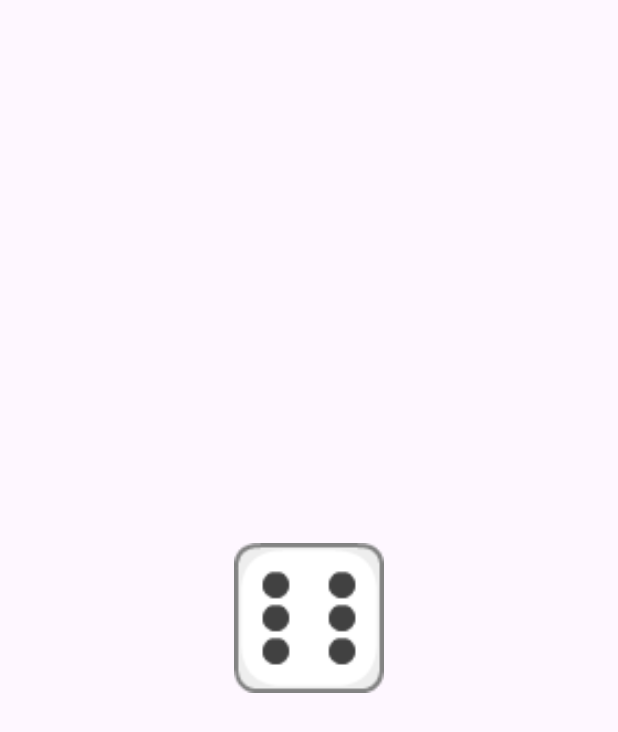
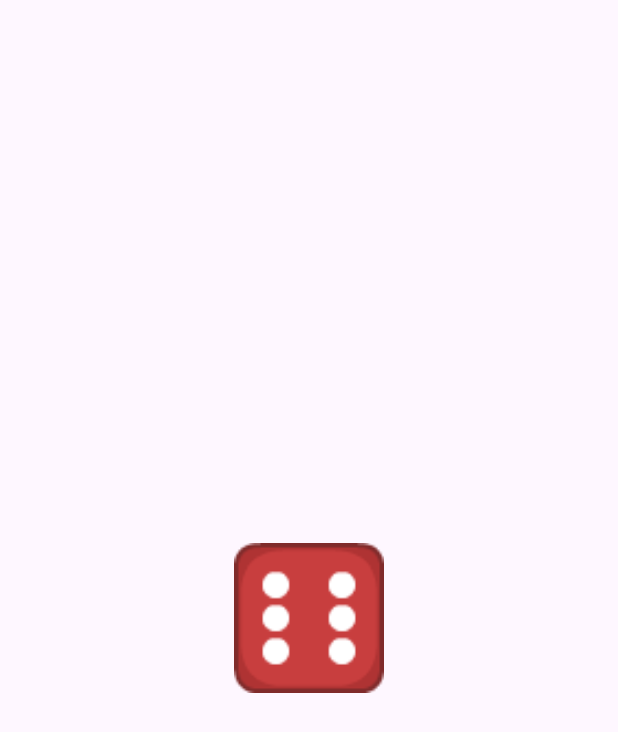
Before and after one commit to 4rthurmonteiro/roll_dice_2d, a Flutter app: the screen it shows after launch, on a phone screen of 412 x 824 dp. Shown: the top 732 px of the screen. Run offline on Flutter 3.47's test engine with Material 3 defaults, Android fonts, the phone set to English and light mode, and no system bars.

Commit message:
chore: update doc

```diff
--- a/example/lib/main.dart
+++ b/example/lib/main.dart
@@ -14,7 +14,8 @@ class MainApp extends StatelessWidget {
       home: Scaffold(
         body: Center(
           child: RollDice2D(
-            color: DiceColor.white,
+            rollingTimes: 3000, // Number of times to roll the dice
+            color: DiceColor.red,
             onRoll: (value) {
               debugPrint('Rolled value: $value');
             },
--- a/pubspec.yaml
+++ b/pubspec.yaml
@@ -1,6 +1,6 @@
 name: roll_dice_2d
 description: A roll dice 2D package.
-version: 1.0.0
+version: 1.0.1
 repository: https://github.com/4rthurmonteiro/roll_dice_2d
 issue_tracker: https://github.com/4rthurmonteiro/roll_dice_2d/issues
 
```
Also changed, not shown: gifs/dicered.gif (added), 3 other files.
